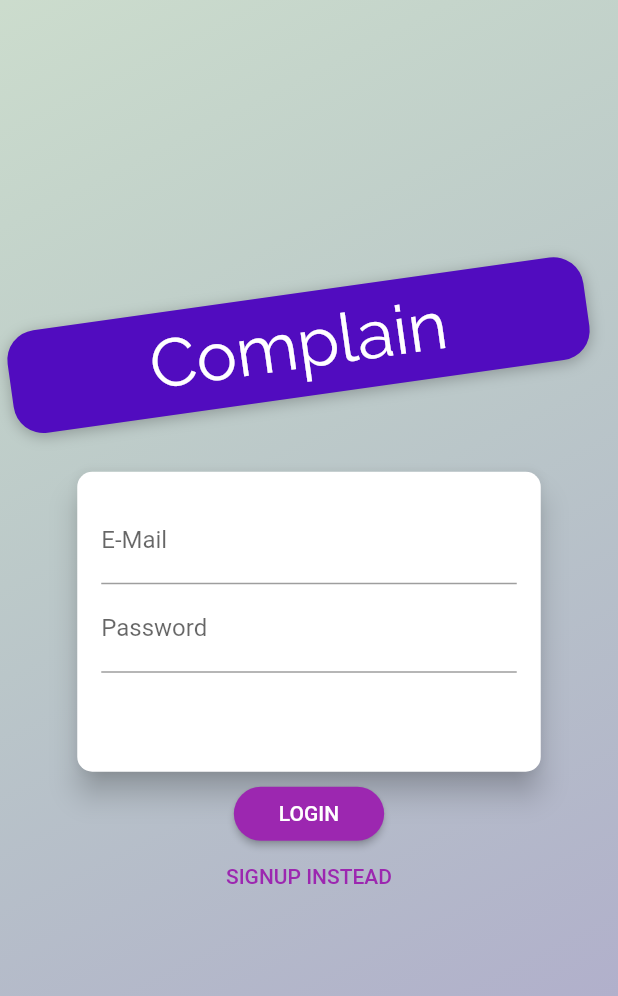
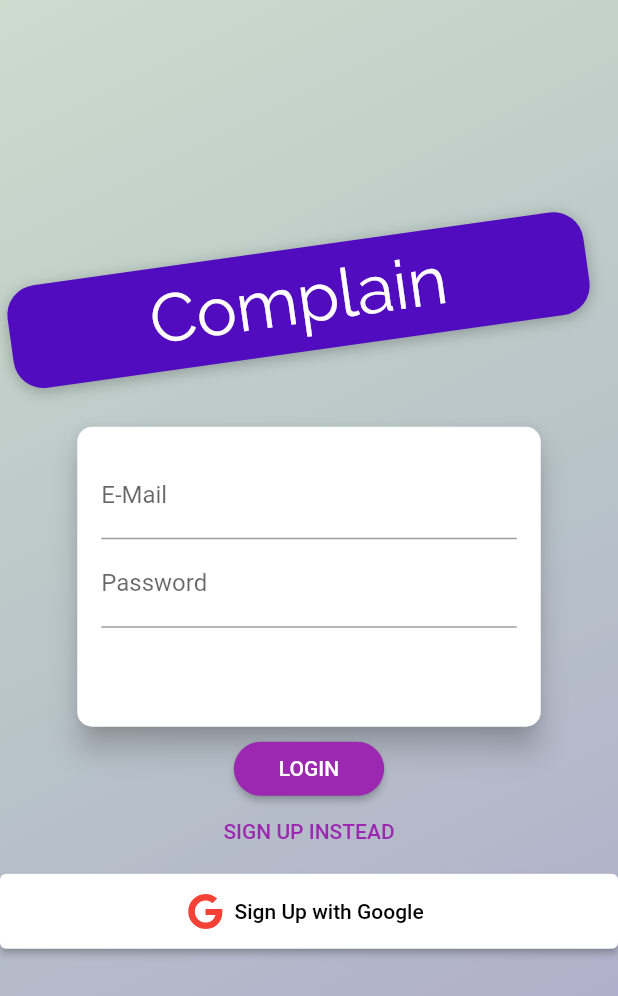
Before and after one commit to Ismail-Ai404/Flutter_complain_app, a Flutter app: the AuthScreen screen opened by its route, on a phone screen of 412 x 824 dp. Shown: the top 996 px of the screen. Run offline on Flutter 3.47's test engine with Material 2 defaults, Android fonts, the phone set to English and light mode, and no system bars; our stand-ins replace firebase_auth, font_awesome_flutter, google_sign_in; missing offline and left inert: dart:html; accounts and stored records are empty; network calls fail.

Commit message:
Integrate sign in with google

```diff
--- a/Project/App/complain_app/lib/screens/auth_screen.dart
+++ b/Project/App/complain_app/lib/screens/auth_screen.dart
@@ -1,8 +1,35 @@
 import 'dart:math';
 
 import 'package:flutter/material.dart';
+import 'package:font_awesome_flutter/font_awesome_flutter.dart';
+import 'package:google_sign_in/google_sign_in.dart';
+import 'package:firebase_auth/firebase_auth.dart';
 
 enum AuthMode { Signup, Login }
+
+class GoogleSingInProvider extends ChangeNotifier {
+  final googleSignIn = GoogleSignIn();
+
+  GoogleSignInAccount? _user;
+  GoogleSignInAccount get user => _user!;
+
+  Future googleLogin() async {
+    final googleUser = await googleSignIn.signIn();
+    if (googleUser == null) return;
+    _user = googleUser;
+
+    final googleAuth = await googleUser.authentication;
+
+    final credential = GoogleAuthProvider.credential(
+      accessToken: googleAuth.idToken,
+      idToken: googleAuth.idToken,
+    );
+
+    await FirebaseAuth.instance.signInWithCredential(credential);
+
+    notifyListeners();
+  }
+}
 
 class AuthScreen extends StatelessWidget {
   static const routeName = '/auth-screen';
@@ -279,7 +306,7 @@ class _AuthCardState extends State<AuthCard> {
                 ),
               TextButton(
                 child: Text(
-                    '${_authMode == AuthMode.Login ? 'SIGNUP' : 'LOGIN'} INSTEAD'),
+                    '${_authMode == AuthMode.Login ? 'SIGN UP' : 'LOGIN'} INSTEAD'),
                 onPressed: _switchAuthMode,
                 style: TextButton.styleFrom(
                   padding: EdgeInsets.symmetric(horizontal: 30.0, vertical: 4),
@@ -287,6 +314,22 @@ class _AuthCardState extends State<AuthCard> {
                   primary: Theme.of(context).primaryColor,
                 ),
               ),
+              SizedBox(
+                height: 10,
+              ),
+              ElevatedButton.icon(
+                style: ElevatedButton.styleFrom(
+                  primary: Colors.white,
+                  onPrimary: Colors.black,
+                  minimumSize: Size(double.infinity, 50),
+                ),
+                onPressed: () {},
+                icon: FaIcon(
+                  FontAwesomeIcons.google,
+                  color: Colors.red,
+                ),
+                label: Text('Sign Up with Google'),
+              )
             ],
           ),
         ],
--- a/Project/App/complain_app/pubspec.yaml
+++ b/Project/App/complain_app/pubspec.yaml
@@ -25,8 +25,8 @@ dependencies:
   font_awesome_flutter: ^9.0.0
 
   # Google sing-in
-  #firebase_auth: ^1.1.4
-  #google_sing_in: ^5.0.3
+  firebase_auth: ^1.1.4
+  google_sign_in: ^5.3.0
 
 
 
```
Also changed, not shown: Project/App/complain_app/pubspec.lock.
